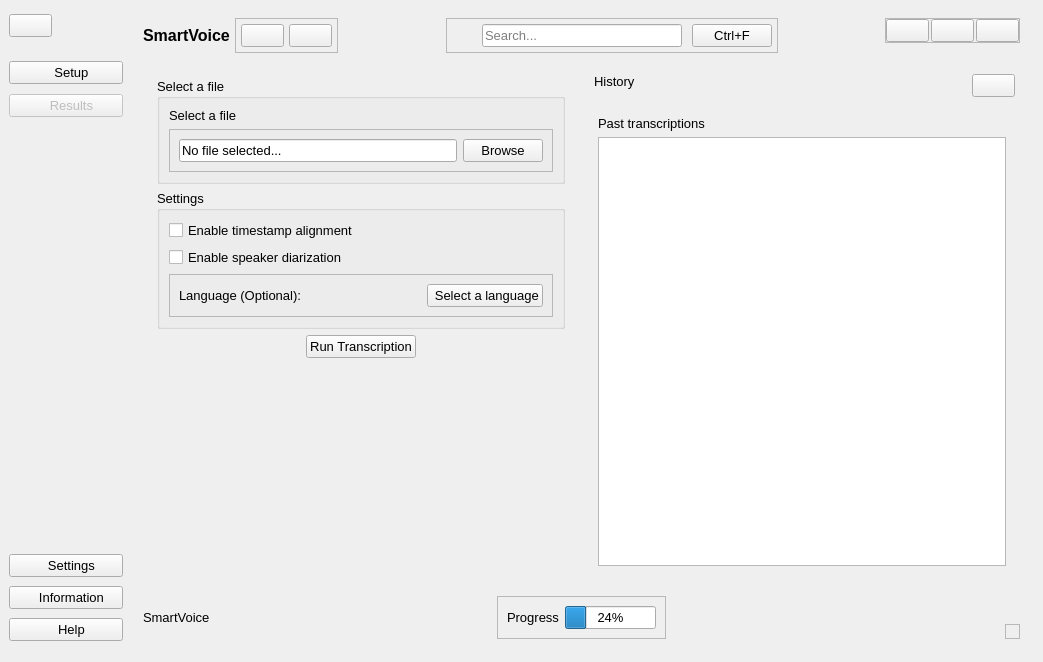
This is whisperx/appSmartVoice/generated-files/ui/new_interface.ui in m-bain/whisperX as Qt 5 draws it before an edit. The edited form follows.
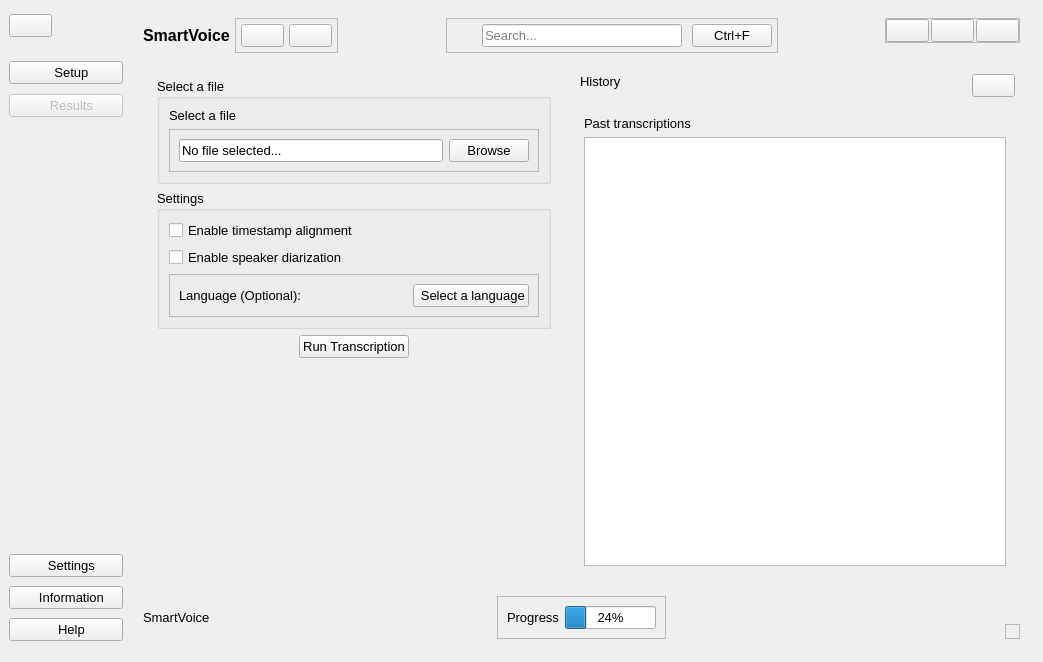
This is the edited form. Icons and pictures are not drawn. Custom widgets are drawn as their Qt base class.

Diff of the .ui file:
```diff
--- a/whisperx/appSmartVoice/generated-files/ui/new_interface.ui
+++ b/whisperx/appSmartVoice/generated-files/ui/new_interface.ui
@@ -887,7 +887,7 @@
            <widget class="QCustomSlideMenu" name="rightMenu" native="true">
             <property name="minimumSize">
              <size>
-              <width>300</width>
+              <width>450</width>
               <height>0</height>
              </size>
             </property>
@@ -967,7 +967,21 @@
                   </widget>
                  </item>
                  <item>
-                  <widget class="QListWidget" name="transcrHistoryList" />
+                  <widget class="QListWidget" name="transcrHistoryList">
+                   <property name="styleSheet">
+                    <string notr="true">#historyItemBox {
+                    background-color:red !important;
+                }
+HistoryItemWidget {
+                    background-color: red !important;
+                    border: 1px solid #3e3e42;
+                    border-left: 4px solid #007acc;
+                    border-radius: 8px;
+                    padding: 12px;
+                    margin: 2px;
+ }</string>
+                   </property>
+                  </widget>
                  </item>
                 </layout>
                </widget>
```
